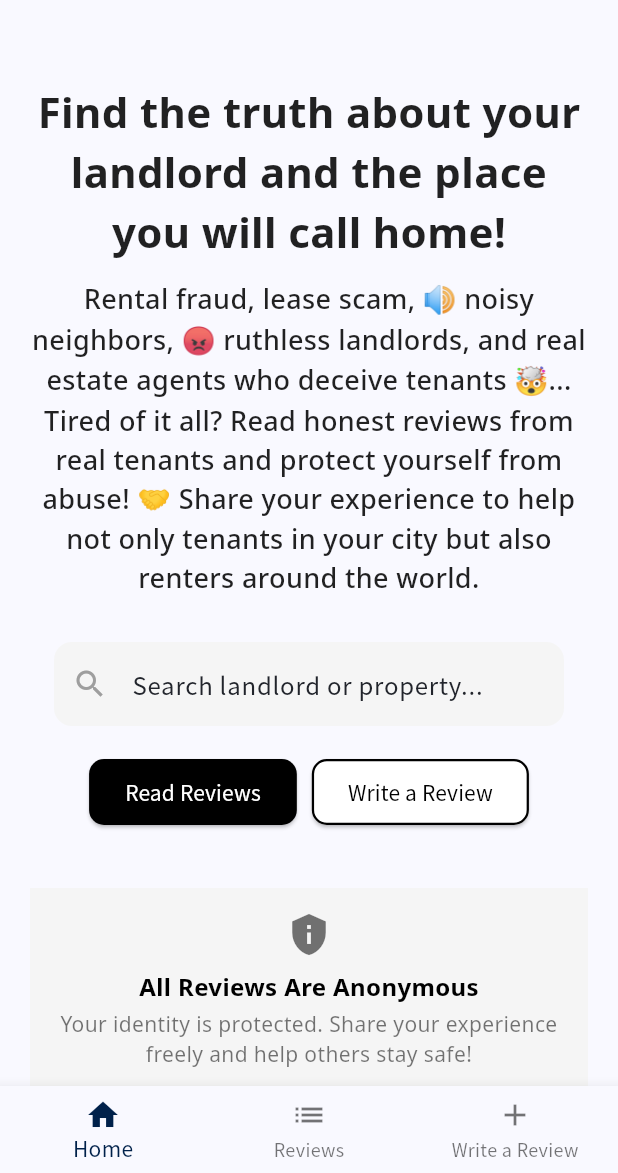
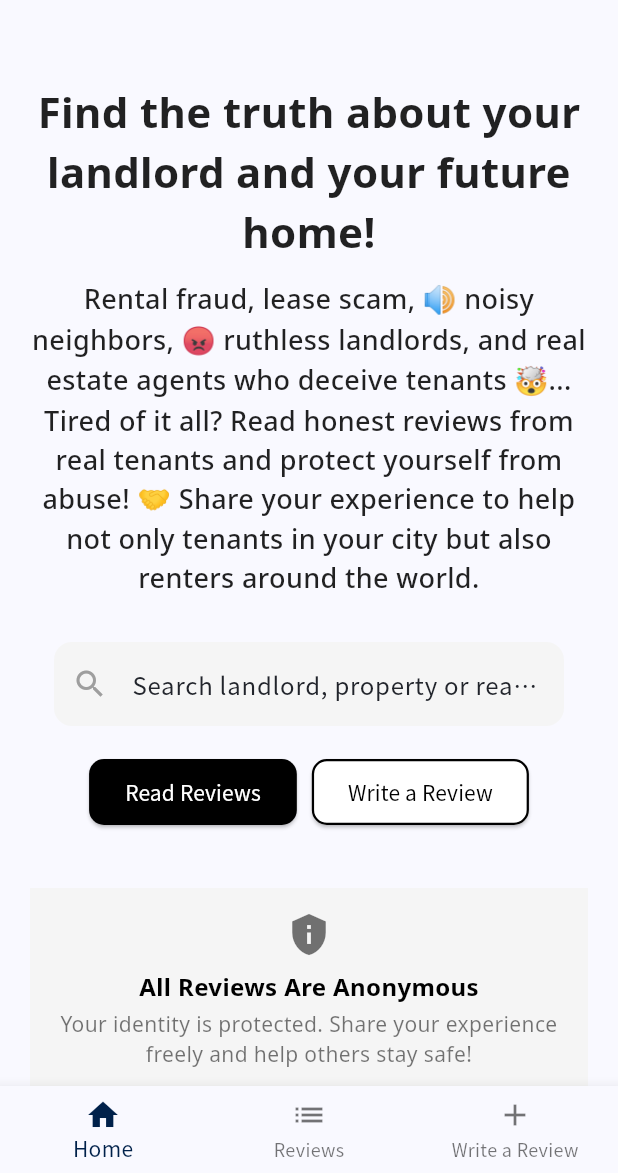
Before and after one commit to juheekim1217/jippin, a Flutter app: the screen it shows after launch, after a tap on the "search" icon, on a phone screen of 412 x 824 dp, the part 63-1236 px from its top. Run offline on Flutter 3.47's test engine with Material 3 defaults, Android fonts, the phone set to English and light mode, and no system bars; our stand-ins replace dropdown_search, flutter_dotenv, google_fonts, supabase_flutter; accounts and stored records are empty.

Commit message:
redesign home, about pages

```diff
--- a/lib/component/footer.dart
+++ b/lib/component/footer.dart
@@ -43,7 +43,7 @@ class AppFooter extends StatelessWidget {
                 child: Text(
                   localizations.appMission, // Use localization text
                   textAlign: TextAlign.center,
-                  style: GoogleFonts.notoSansKr(fontSize: 14, color: Colors.black54),
+                  style: GoogleFonts.notoSansKr(fontSize: 12, color: Colors.black54),
                   softWrap: true, // Ensures wrapping
                 ),
               ),
@@ -53,7 +53,7 @@ class AppFooter extends StatelessWidget {
           // ⚖️ Copyright & Branding
           Text(
             "© 2025 JIPPIN. All rights reserved.",
-            style: GoogleFonts.notoSans(fontSize: 12, color: Colors.black54, fontWeight: FontWeight.bold),
+            style: GoogleFonts.notoSans(fontSize: 10, color: Colors.black54, fontWeight: FontWeight.bold),
           ),
         ],
       ),
--- a/lib/gen/l10n/app_localizations.dart
+++ b/lib/gen/l10n/app_localizations.dart
@@ -590,7 +590,7 @@ abstract class AppLocalizations {
   /// No description provided for @home_heroTitle.
   ///
   /// In en, this message translates to:
-  /// **'Find the truth about your landlord and the place you will call home!'**
+  /// **'Find the truth about your landlord and your future home!'**
   String get home_heroTitle;
 
   /// No description provided for @home_heroSubtitle.
@@ -602,7 +602,7 @@ abstract class AppLocalizations {
   /// No description provided for @home_searchHint.
   ///
   /// In en, this message translates to:
-  /// **'Search landlord or property...'**
+  /// **'Search landlord, property or realtor...'**
   String get home_searchHint;
 
   /// No description provided for @home_readReviews.
--- a/lib/gen/l10n/app_localizations_en.dart
+++ b/lib/gen/l10n/app_localizations_en.dart
@@ -255,13 +255,13 @@ class AppLocalizationsEn extends AppLocalizations {
   String get home_title => 'Rental Review Platform';
 
   @override
-  String get home_heroTitle => 'Find the truth about your landlord and the place you will call home!';
+  String get home_heroTitle => 'Find the truth about your landlord and your future home!';
 
   @override
   String get home_heroSubtitle => 'Rental fraud, lease scam, 🔊 noisy neighbors, 😡 ruthless landlords, and real estate agents who deceive tenants 🤯... Tired of it all? Read honest reviews from real tenants and protect yourself from abuse! 🤝 Share your experience to help not only tenants in your city but also renters around the world.';
 
   @override
-  String get home_searchHint => 'Search landlord or property...';
+  String get home_searchHint => 'Search landlord, property or realtor...';
 
   @override
   String get home_readReviews => 'Read Reviews';
--- a/lib/gen/l10n/app_localizations_ko.dart
+++ b/lib/gen/l10n/app_localizations_ko.dart
@@ -255,13 +255,13 @@ class AppLocalizationsKo extends AppLocalizations {
   String get home_title => '임대 리뷰 플랫폼';
 
   @override
-  String get home_heroTitle => '집주인과 당신이 살 집의 진짜 모습을 확인하세요!';
+  String get home_heroTitle => '집주인과 임대주택의 솔직한 후기를 확인하세요!';
 
   @override
   String get home_heroSubtitle => '전세 사기, 🔊 층간 소음, 😡 악덕 집주인, 그리고 세입자 뒤통수를 치는 부동산과 허위 매물이 점령한 부동산앱들 🤯… 지긋지긋하시죠? 실제 세입자들의 솔직한 후기를 읽고 사기를 예방하세요! 🤝 당신의 경험을 공유하여 국내뿐만 아니라 전 세계 세입자들에게도 도움을 주세요.';
 
   @override
-  String get home_searchHint => '집주인 또는 건물 검색...';
+  String get home_searchHint => '집주인, 건물 또는 부동산 검색...';
 
   @override
   String get home_readReviews => '리뷰 보기';
--- a/lib/l10n/app_en.arb
+++ b/lib/l10n/app_en.arb
@@ -82,9 +82,9 @@
   "home_intro3_desc3": "Contribute to creating a transparent rental market.",
   "home_intro3_desc4": "Connect with renters like you to find trusted advice and support.",
   "home_title": "Rental Review Platform",
-  "home_heroTitle": "Find the truth about your landlord and the place you will call home!",
+  "home_heroTitle": "Find the truth about your landlord and your future home!",
   "home_heroSubtitle": "Rental fraud, lease scam, 🔊 noisy neighbors, 😡 ruthless landlords, and real estate agents who deceive tenants 🤯... Tired of it all? Read honest reviews from real tenants and protect yourself from abuse! 🤝 Share your experience to help not only tenants in your city but also renters around the world.",
-  "home_searchHint": "Search landlord or property...",
+  "home_searchHint": "Search landlord, property or realtor...",
   "home_readReviews": "Read Reviews",
   "home_writeReview": "Write a Review",
   "home_recentReviews": "Recent Reviews",
--- a/lib/l10n/app_ko.arb
+++ b/lib/l10n/app_ko.arb
@@ -82,9 +82,9 @@
   "home_intro3_desc3": "투명한 임대 시장을 만드는데 기여해주세요.",
   "home_intro3_desc4": "다른 세입자들과 소통하며 신뢰할 수 있는 조언과 지원을 받아보세요.",
   "home_title": "임대 리뷰 플랫폼",
-  "home_heroTitle": "집주인과 당신이 살 집의 진짜 모습을 확인하세요!",
+  "home_heroTitle": "집주인과 임대주택의 솔직한 후기를 확인하세요!",
   "home_heroSubtitle": "전세 사기, 🔊 층간 소음, 😡 악덕 집주인, 그리고 세입자 뒤통수를 치는 부동산과 허위 매물이 점령한 부동산앱들 🤯… 지긋지긋하시죠? 실제 세입자들의 솔직한 후기를 읽고 사기를 예방하세요! 🤝 당신의 경험을 공유하여 국내뿐만 아니라 전 세계 세입자들에게도 도움을 주세요.",
-  "home_searchHint": "집주인 또는 건물 검색...",
+  "home_searchHint": "집주인, 건물 또는 부동산 검색...",
   "home_readReviews": "리뷰 보기",
   "home_writeReview": "리뷰 작성",
   "home_recentReviews": "최근 리뷰",
```
Also changed, not shown: lib/pages/home_page.dart (+6 -1 lines), lib/pages/reviews_page.dart (+6 -1 lines).
